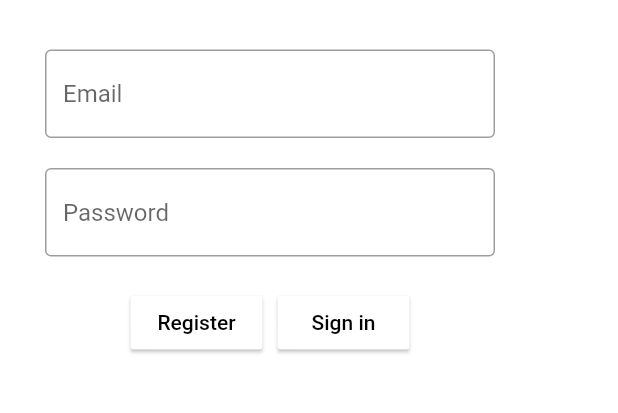
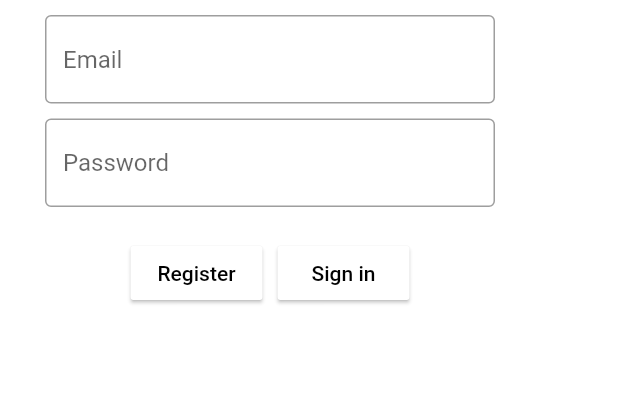
Before and after one commit to BrandonDeoram/GoatApp, a Flutter app: the screen it shows after launch, on a phone screen of 412 x 824 dp, the part 84-497 px from its top. Run offline on Flutter 3.47's test engine with Material 2 defaults, Android fonts, the phone set to English and light mode, and no system bars; our stand-ins replace cloud_firestore, firebase_auth, flutter_swiper; accounts and stored records are empty.

```diff
--- a/lib/authenticate/register.dart
+++ b/lib/authenticate/register.dart
@@ -32,7 +32,7 @@ class _RegisterState extends State<Register> {
       body: Column(
         children: [
           Container(
-              margin: EdgeInsets.fromLTRB(30, 13, 0, 0),
+              margin: EdgeInsets.fromLTRB(30, 0, 0, 0),
               height: 250,
               width: 300,
               color: Colors.white,
@@ -43,7 +43,7 @@ class _RegisterState extends State<Register> {
                   children: [
                     //email
                     SizedBox(
-                      height: 20.0,
+                      height: 10.0,
                     ),
                     TextFormField(
                       autofocus: false,
@@ -59,11 +59,11 @@ class _RegisterState extends State<Register> {
                     ),
                     //Password
                     SizedBox(
-                      height: 20.0,
+                      height: 10.0,
                     ),
                     TextFormField(
                       autofocus: false,
-                       decoration: textInputDec.copyWith(hintText: 'Password'),
+                      decoration: textInputDec.copyWith(hintText: 'Password'),
                       //password doesnt show
                       obscureText: true,
                       validator: (val) =>
--- a/lib/home/wrapper.dart
+++ b/lib/home/wrapper.dart
@@ -9,7 +9,7 @@ class Wrapper extends StatelessWidget {
   @override
   Widget build(BuildContext context) {
     final user = Provider.of<User>(context);
-    print(user);
+    // print(user);
     if (user == null) {
       return Authenticate();
     } else {
--- a/lib/model/products.dart
+++ b/lib/model/products.dart
@@ -19,6 +19,15 @@ class Product {
     this.sizes,
     this.quantity,
   );
+  Map<String, dynamic> toJson() => {
+        'assetName': assetName,
+        'descript': descript,
+        'id': id,
+        'name': name,
+        'price': price,
+        'quantity': quantity,
+        'sizes': sizes
+      };
 }
 
 final List sizes = ["5", "6", "7", "8", "9", "10"];
--- a/lib/notifiers/ProductNotifier.dart
+++ b/lib/notifiers/ProductNotifier.dart
@@ -1,8 +1,5 @@
 import 'dart:collection';
-import 'dart:io';
-
 import 'package:flutter/material.dart';
-import 'package:sample/main.dart';
 import 'package:sample/model/products.dart';
 
 class ProductNotifier extends ChangeNotifier {
```
Also changed, not shown: lib/pages/details_page.dart (+13 -3 lines), lib/services/auth.dart (+9 -1 lines), lib/services/database.dart (added, +40 -0 lines), lib/widgets/cart.dart (+24 -13 lines), lib/widgets/cart_card.dart (+8 -9 lines).
